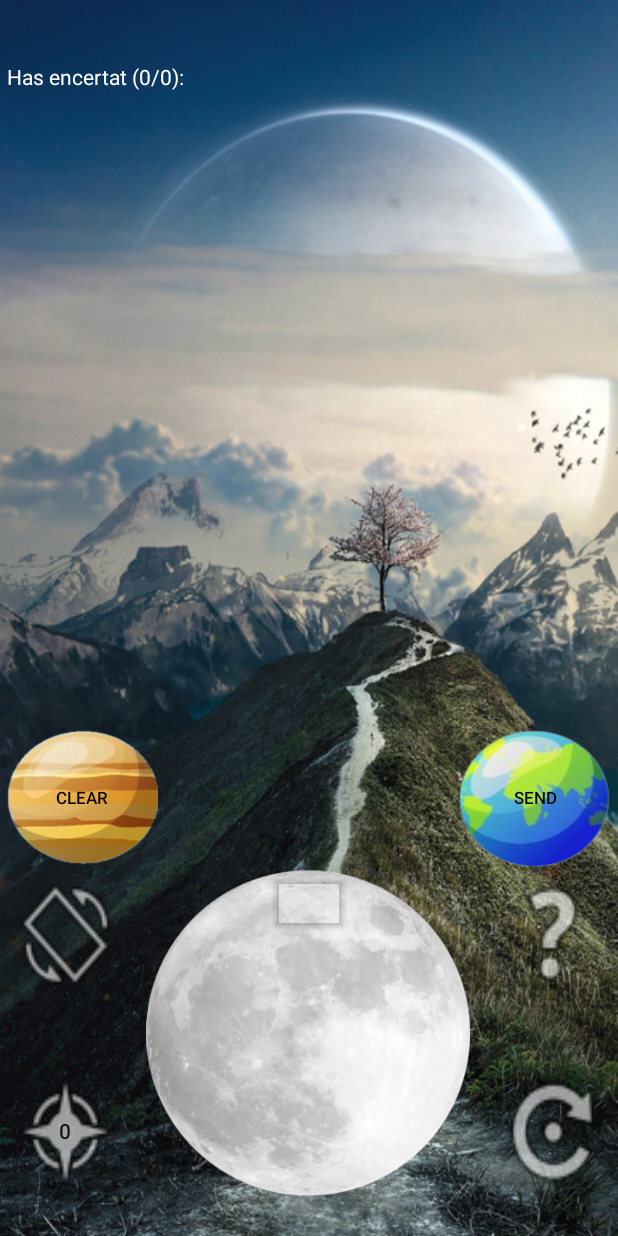
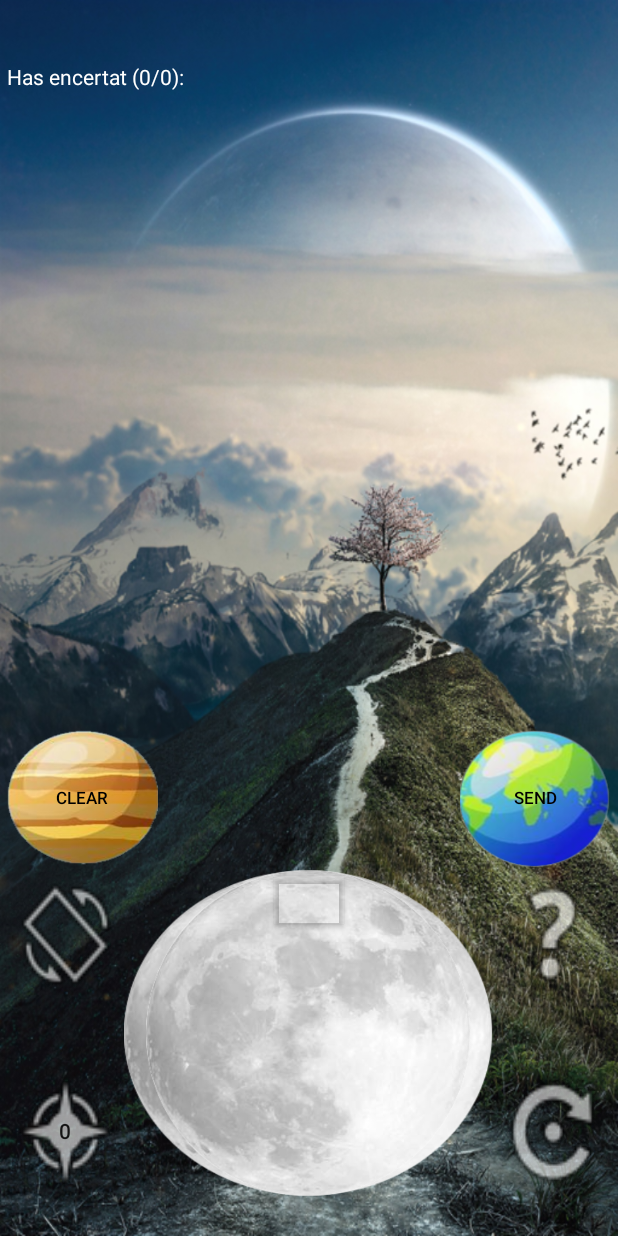
Before and after one commit to JoFeF08/MoonWord, an Android app: the screen it shows after launch (MainActivity), on a phone screen of 412 x 824 dp. Run offline under Robolectric (Android 15) with nearby library versions, the phone set to English and light mode, and no system bars; our stand-ins replace data binding; 7 statements that could not run were skipped.

Commit message:
Afegits Tema

```diff
--- a/app/src/main/java/com/example/moonword/MainActivity.java
+++ b/app/src/main/java/com/example/moonword/MainActivity.java
@@ -61,6 +61,7 @@ public class MainActivity extends AppCompatActivity {
      */
 
     private Game currentGame;
+    private Tema currentTema;
 
     @Override
     protected void onCreate(Bundle savedInstanceState) {
@@ -95,6 +96,7 @@ public class MainActivity extends AppCompatActivity {
         textCont = findViewById(R.id.TextViewContador);
         bonusButton = findViewById(R.id.bonusButton);
 
+        nextTheme();
         startGame();
     }
     /**
@@ -137,7 +139,7 @@ public class MainActivity extends AppCompatActivity {
             textView.setText("");
             textView.setTextSize(52);
             textView.setTextAlignment(View.TEXT_ALIGNMENT_CENTER);
-            textView.setBackgroundColor(Color.parseColor("#53acac"));
+            textView.setBackgroundColor(currentTema.getColor());
             layout.addView(textView); //2
 
             ConstraintSet constraintSet = new ConstraintSet();
@@ -202,7 +204,8 @@ public class MainActivity extends AppCompatActivity {
 
 
     private void nextTheme(){
-        System.out.println("siguiente tema");
+        currentTema = Tema.getRandomTema();
+        currentTema.applyTema(this);
     }
 
     private void getCharButtons(){
--- /dev/null
+++ b/app/src/main/java/com/example/moonword/Tema.java
@@ -0,0 +1,50 @@
+package com.example.moonword;
+
+import android.content.Context;
+import android.graphics.Color;
+import android.graphics.drawable.Drawable;
+import android.widget.Button;
+
+import androidx.annotation.ColorInt;
+import androidx.annotation.DrawableRes;
+import androidx.annotation.IdRes;
+import androidx.appcompat.app.AppCompatActivity;
+
+import java.util.Random;
+
+public class Tema {
+
+    private static Tema tema1 = new Tema(R.drawable.terra, R.drawable.jupiter, R.drawable.lluna, R.drawable.fons1, Color.parseColor("#53acac"));
+
+    private static Tema[] temas = {tema1};
+    private @DrawableRes int bgSend, bgCrear, bgLletres, bgFons;
+    private @ColorInt int color;
+
+    public static Tema getRandomTema(){
+        Random r = new Random();
+        return temas[r.nextInt(temas.length)];
+    }
+
+    public Tema(@DrawableRes int bgSend, @DrawableRes int bgCrear, @DrawableRes int bgLletres, @DrawableRes int bgFons, @ColorInt int color) {
+        this.bgSend = bgSend;
+        this.bgCrear = bgCrear;
+        this.bgLletres = bgLletres;
+        this.bgFons = bgFons;
+        this.color = color;
+    }
+
+    /**
+     * Configura els views amb la configuració del tema
+     * @param app
+     */
+    public void applyTema(AppCompatActivity app){
+        app.findViewById(R.id.buttonClear).setBackground(app.getDrawable(this.bgCrear));
+        app.findViewById(R.id.buttonSend).setBackground(app.getDrawable(this.bgSend));
+        app.findViewById(R.id.lluna).setBackground(app.getDrawable(this.bgLletres));
+        app.findViewById(R.id.parentConstraint).setBackground(app.getDrawable(this.bgFons));
+    }
+
+    public @ColorInt int getColor(){
+        return color;
+    }
+}
```
